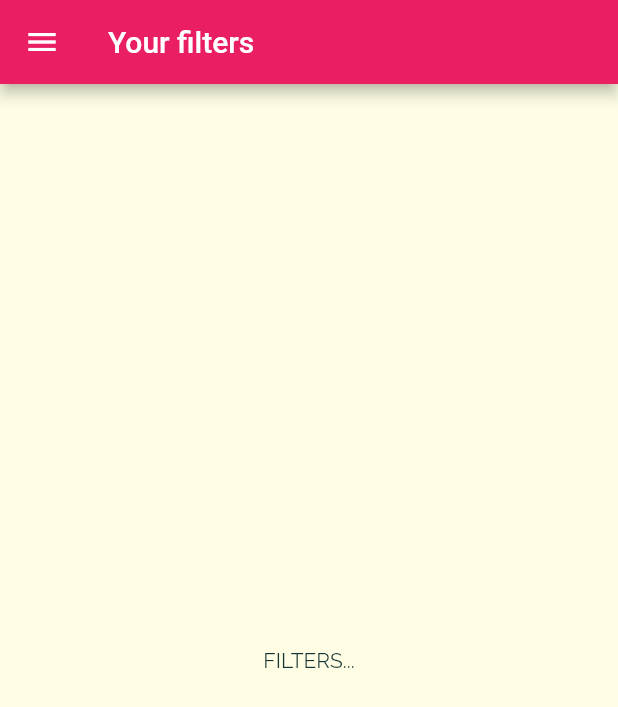
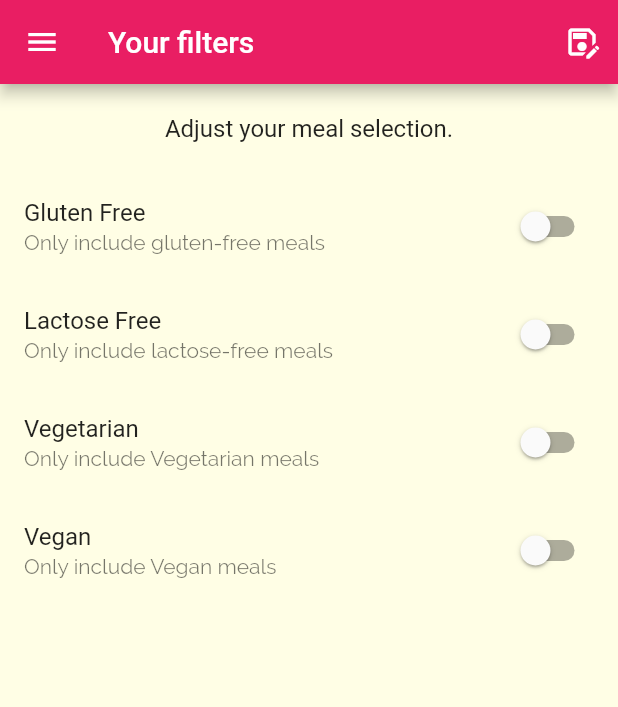
Before and after one commit to Sparsh-R17/MealApp, a Flutter app: the FilterScreen screen opened by its route, on a phone screen of 412 x 824 dp. Shown: the top 707 px of the screen. Run offline on Flutter 3.47's test engine with Material 2 defaults, Android fonts, the phone set to English and light mode, and no system bars.

Commit message:
filter function added

```diff
--- a/lib/main.dart
+++ b/lib/main.dart
@@ -1,15 +1,57 @@
 import 'package:flutter/material.dart';
 
+import 'dummy_data.dart';
 import './screens/filter_screen.dart';
 import './screens/tabs_screen.dart';
 import './screens/meal_detail_screen.dart';
 import 'screens/category_meals_screen.dart';
+import './models/meal.dart';
 // import 'screens/categories_screen.dart';
 
 void main() => runApp(const MyApp());
 
-class MyApp extends StatelessWidget {
+class MyApp extends StatefulWidget {
   const MyApp({super.key});
+
+  @override
+  State<MyApp> createState() => _MyAppState();
+}
+
+class _MyAppState extends State<MyApp> {
+  Map<String, bool> _filters = {
+    'gluten': false,
+    'lactose': false,
+    'vegan': false,
+    'vegetarian': false,
+  };
+
+  List<Meal> _availableMeals = DUMMY_MEALS;
+
+  void _setFilters(Map<String, bool> filterData) {
+    setState(() {
+      _filters = filterData;
+
+      _availableMeals = DUMMY_MEALS.where(
+        (meal) {
+          if (_filters['gluten']! && !meal.isGlutenFree) {
+            return false;
+          }
+          if (_filters['vegan']! && !meal.isVegan) {
+            return false;
+          }
+          if (_filters['lactose']! && !meal.isLactoseFree) {
+            return false;
+          }
+          if (_filters['vegetarian']! && !meal.isVegetarian) {
+            return false;
+          }
+
+          return true;
+          //...
+        },
+      ).toList();
+    });
+  }
 
   @override
   Widget build(BuildContext context) {
@@ -39,9 +81,11 @@ class MyApp extends StatelessWidget {
       // home: const MyHomePage(),
       routes: {
         '/': (context) => const TabsScreen(),
-        CategoryMealsScreen.routeName: (context) => const CategoryMealsScreen(),
+        CategoryMealsScreen.routeName: (context) =>
+            CategoryMealsScreen(availableMeals: _availableMeals),
         MealDetailScreen.routeName: (context) => const MealDetailScreen(),
-        FilterScreen.routeName: (context) => const FilterScreen(),
+        FilterScreen.routeName: (context) =>
+            FilterScreen(currentFilters: _filters, saveFilters: _setFilters),
       },
     );
   }
--- a/lib/screens/category_meals_screen.dart
+++ b/lib/screens/category_meals_screen.dart
@@ -2,10 +2,11 @@ import 'package:flutter/material.dart';
 
 import '../widgets/meal_item.dart';
 import '../models/meal.dart';
-import '../dummy_data.dart';
 
 class CategoryMealsScreen extends StatefulWidget {
-  const CategoryMealsScreen({super.key});
+  final List<Meal> availableMeals;
+
+  const CategoryMealsScreen({super.key, required this.availableMeals});
   static const routeName = '/category-meals';
 
   @override
@@ -31,7 +32,7 @@ class _CategoryMealsScreenState extends State<CategoryMealsScreen> {
 
       categoryTitle = routesArgs['title'];
       final categoryId = routesArgs['id'];
-      displayedMeals = DUMMY_MEALS.where((meal) {
+      displayedMeals = widget.availableMeals.where((meal) {
         return meal.categories.contains(categoryId);
       }).toList();
       _loadedInitData = true;
@@ -62,6 +63,7 @@ class _CategoryMealsScreenState extends State<CategoryMealsScreen> {
             duration: displayedMeals![index].duration,
             affordability: displayedMeals![index].affordability,
             complexity: displayedMeals![index].complexity,
+            isVegetarian: displayedMeals![index].isVegetarian,
             removeItem: _removeMeal,
           );
         },
--- a/lib/screens/filter_screen.dart
+++ b/lib/screens/filter_screen.dart
@@ -1,20 +1,120 @@
 import 'package:flutter/material.dart';
 import '/widgets/main_drawer.dart';
 
-class FilterScreen extends StatelessWidget {
-  const FilterScreen({super.key});
+class FilterScreen extends StatefulWidget {
+  final Function saveFilters;
+  final Map<String, bool> currentFilters;
+
+  const FilterScreen(
+      {super.key, required this.saveFilters, required this.currentFilters});
 
   static const routeName = '/filters';
+
+  @override
+  State<FilterScreen> createState() => _FilterScreenState();
+}
+
+class _FilterScreenState extends State<FilterScreen> {
+  var _vegetarian = false;
+  var _vegan = false;
+  var _lactoseFree = false;
+  var _glutenFree = false;
+
+  @override
+  initState() {
+    _glutenFree = widget.currentFilters['gluten']!;
+    _lactoseFree = widget.currentFilters['lactose']!;
+    _vegan = widget.currentFilters['vegan']!;
+    _vegetarian = widget.currentFilters['vegetarian']!;
+
+    super.initState();
+  }
+
+  Widget _buildSwitch(String title, String description, bool currentValue,
+      void Function(bool) updateValue) {
+    return SwitchListTile(
+      activeColor: Theme.of(context).colorScheme.secondary,
+      title: Text(title),
+      value: currentValue,
+      subtitle: Text(description),
+      onChanged: updateValue,
+    );
+  }
 
   @override
   Widget build(BuildContext context) {
     return Scaffold(
       appBar: AppBar(
         title: const Text('Your filters'),
+        actions: [
+          IconButton(
+              onPressed: () {
+                final selectedFilters = {
+                  'gluten': _glutenFree,
+                  'lactose': _lactoseFree,
+                  'vegan': _vegan,
+                  'vegetarian': _vegetarian,
+                };
+                widget.saveFilters(selectedFilters);
+              },
+              icon: Icon(Icons.save_as_outlined))
+        ],
       ),
       drawer: const MainDrawer(),
-      body: const Center(
-        child: Text('FILTERS...'),
+      body: Column(
+        children: [
+          Container(
+            padding: const EdgeInsets.all(20),
+            child: Text('Adjust your meal selection.',
+                style: Theme.of(context).textTheme.titleMedium),
+          ),
+          Expanded(
+            child: ListView(
+              children: [
+                _buildSwitch(
+                  'Gluten Free',
+                  'Only include gluten-free meals ',
+                  _glutenFree,
+                  (newValue) {
+                    setState(() {
+                      _glutenFree = newValue;
+                    });
+                  },
+                ),
+                _buildSwitch(
+                  'Lactose Free',
+                  'Only include lactose-free meals ',
+                  _lactoseFree,
+                  (newValue) {
+                    setState(() {
+                      _lactoseFree = newValue;
+                    });
+                  },
+                ),
+                _buildSwitch(
+                  'Vegetarian',
+                  'Only include Vegetarian meals ',
+                  _vegetarian,
+                  (newValue) {
+                    setState(() {
+                      _vegetarian = newValue;
+                    });
+                  },
+                ),
+                _buildSwitch(
+                  'Vegan',
+                  'Only include Vegan meals ',
+                  _vegan,
+                  (newValue) {
+                    setState(() {
+                      _vegan = newValue;
+                    });
+                  },
+                ),
+              ],
+            ),
+          )
+        ],
       ),
     );
   }
--- a/lib/widgets/meal_item.dart
+++ b/lib/widgets/meal_item.dart
@@ -10,6 +10,7 @@ class MealItem extends StatelessWidget {
   final Complexity complexity;
   final Affordability affordability;
   final Function removeItem;
+  final bool isVegetarian;
 
   const MealItem({
     super.key,
@@ -20,6 +21,7 @@ class MealItem extends StatelessWidget {
     required this.affordability,
     required this.complexity,
     required this.removeItem,
+    required this.isVegetarian,
   });
 
   String get complexityText {
@@ -83,6 +85,7 @@ class MealItem extends StatelessWidget {
     return InkWell(
       onTap: () => selectMeal(context),
       child: Card(
+        color: isVegetarian ? Colors.green.shade50 : Colors.red.shade50,
         shape: RoundedRectangleBorder(
           borderRadius: BorderRadius.circular(15),
         ),
```
Also changed, not shown: lib/widgets/category_item.dart (+7 -4 lines).
